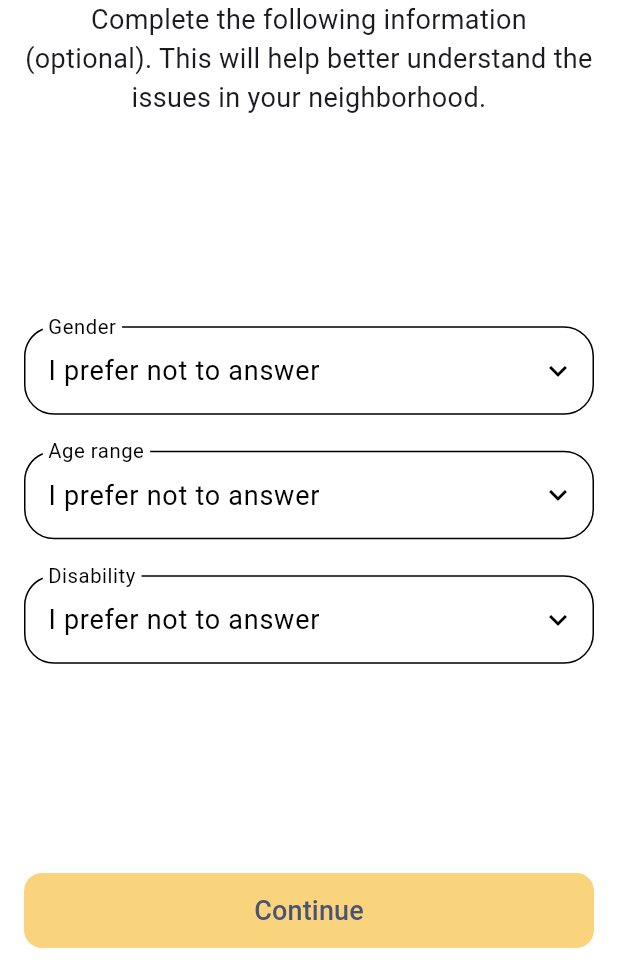
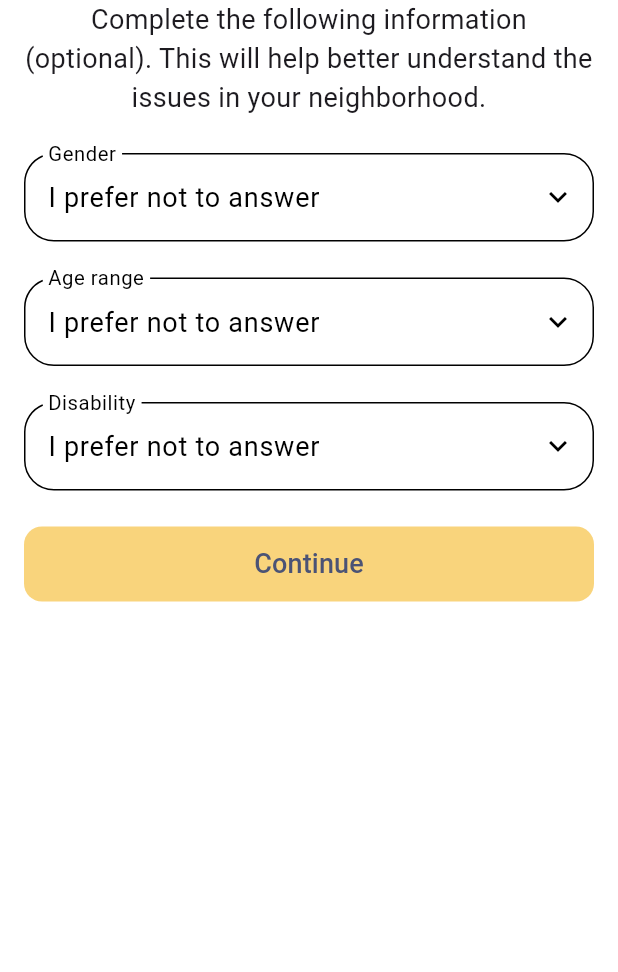
Before and after one commit to CodeandoMexico/ecozonas-app-mapeo, a Flutter app: the NewSessionContent screen opened directly, on a phone screen of 412 x 824 dp, the part 264-1236 px from its top. Run offline on Flutter 3.47's test engine with Material 3 defaults, Android fonts, the phone set to English and light mode, and no system bars; our stand-ins replace bloc, carousel_slider, equatable, flutter_bloc, flutter_svg, image_picker and 4 more; missing offline and left inert: mapbox_gl; accounts and stored records are empty; generated files the repository leaves out were written again.

Commit message:
Ajustes para pantallas pequeñas.

```diff
--- a/lib/src/ui/pages/login_module/new_session_tab/new_session_content.dart
+++ b/lib/src/ui/pages/login_module/new_session_tab/new_session_content.dart
@@ -57,10 +57,12 @@ class _NewSessionContentState extends State<NewSessionContent> {
     );
   }
 
-  Widget _body(BuildContext context, NewSessionBloc bloc) {
-    return Padding(
+Widget _body(BuildContext context, NewSessionBloc bloc) {
+  return SingleChildScrollView( // Add scrollability
+    child: Padding(
       padding: const EdgeInsets.all(Constants.padding),
       child: Column(
+        crossAxisAlignment: CrossAxisAlignment.center,
         children: [
           Image.asset('assets/images/new_app_splash.png', height: 160),
           Text(
@@ -68,18 +70,20 @@ class _NewSessionContentState extends State<NewSessionContent> {
             style: const TextStyle(fontSize: 18),
             textAlign: TextAlign.center,
           ),
-          const Spacer(),
+          const SizedBox(height: Constants.paddingLarge), // Replace Spacer
           _genderDropdown(context, bloc),
           const SizedBox(height: Constants.paddingLarge),
           _ageDropdown(bloc),
           const SizedBox(height: Constants.paddingLarge),
           _disabilityDropdown(bloc),
-          const Spacer(),
-          _continueButton(bloc)
+          const SizedBox(height: Constants.paddingLarge), // Replace Spacer
+          _continueButton(bloc),
         ],
       ),
-    );
-  }
+    ),
+  );
+}
+
 
   Widget _genderDropdown(BuildContext context, NewSessionBloc bloc) {
     return MyBottomSheetTextField(
--- a/lib/src/ui/widgets/mapaton_carousel_widget.dart
+++ b/lib/src/ui/widgets/mapaton_carousel_widget.dart
@@ -89,7 +89,7 @@ class _MapatonCarouselWidgetState extends State<MapatonCarouselWidget> {
   Widget _header(BuildContext context, Category category) {
     return Container(
       width: double.infinity,
-      height: MediaQuery.of(context).size.height * 0.3,
+      height: MediaQuery.of(context).size.height * 0.4,
       color: category.color.toColor(),
       padding: const EdgeInsets.all(Constants.padding),
       child: Column(
--- a/pubspec.yaml
+++ b/pubspec.yaml
@@ -16,7 +16,7 @@ publish_to: 'none' # Remove this line if you wish to publish to pub.dev
 # https://developer.apple.com/library/archive/documentation/General/Reference/InfoPlistKeyReference/Articles/CoreFoundationKeys.html
 # In Windows, build-name is used as the major, minor, and patch parts
 # of the product and file versions while build-number is used as the build suffix.
-version: 24.11.13+2411131
+version: 25.03.13+2503131
 
 environment:
   sdk: '>=3.1.0 <4.0.0'
```
Also changed, not shown: lib/src/ui/pages/mapaton_list_module/tabs_container/mapaton_tabs_page.dart (+17 -7 lines), lib/src/ui/pages/mapaton_map_module/mapaton_onboarding_page.dart (+8 -6 lines).
